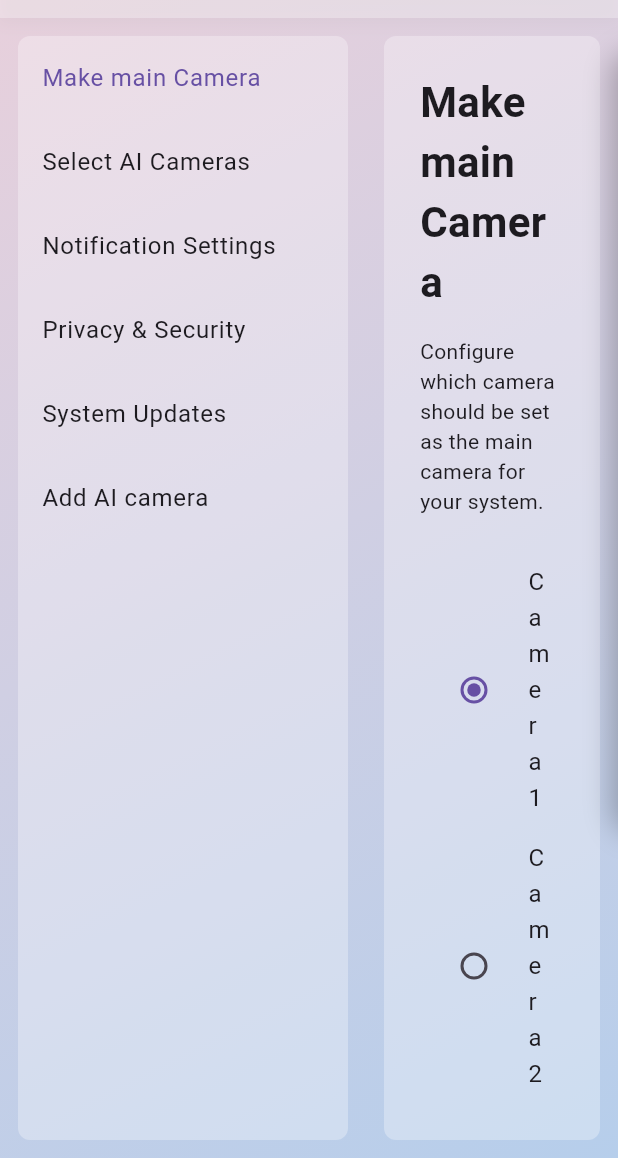
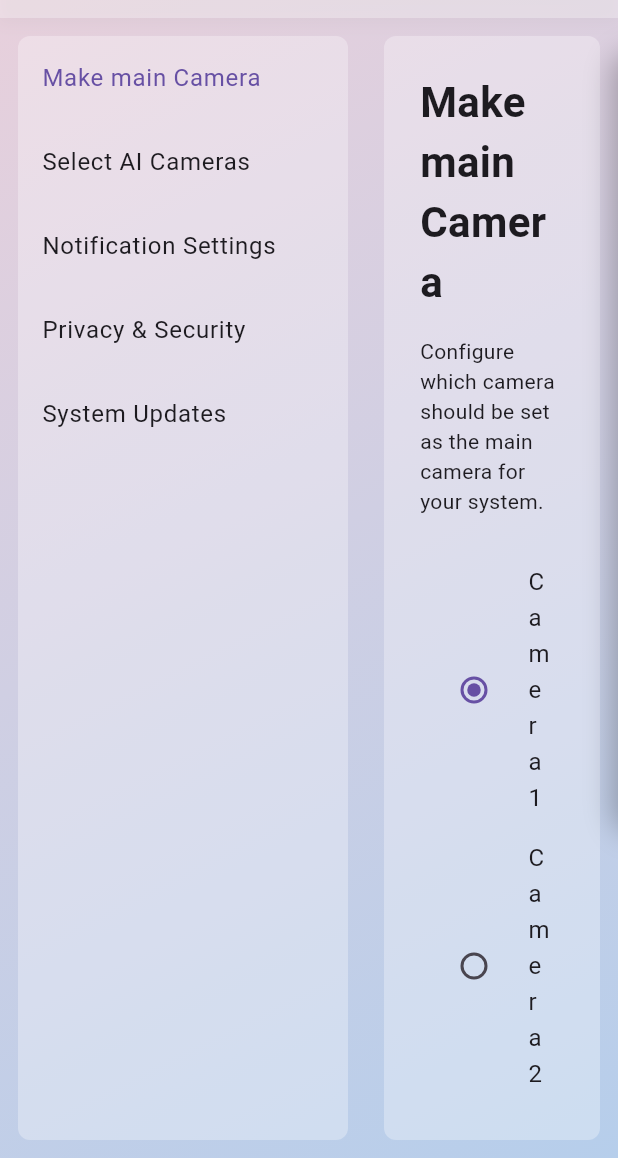
Before and after one commit to rifayetrimon/eboss-ai-, a Flutter app: the HomePage screen opened by its route, swiped to page 3, on a phone screen of 412 x 824 dp, the part 78-1236 px from its top. Run offline on Flutter 3.47's test engine with Material 3 defaults, Android fonts, the phone set to English and light mode, and no system bars; our stand-ins replace flutter_secure_storage, get, loading_animation_widget, permission_handler, screenshot; missing offline and left inert: flutter_vlc_player, image_gallery_saver_plus; accounts and stored records are empty.

Commit message:
change settings page order

```diff
--- a/lib/pages/settings/settings.dart
+++ b/lib/pages/settings/settings.dart
@@ -18,7 +18,6 @@ class _SettingsPageState extends State<SettingsPage> {
     'Notification Settings',
     'Privacy & Security',
     'System Updates',
-    'Add AI camera', // Moved to last
   ];
 
   int selectedIndex = 0;
```
